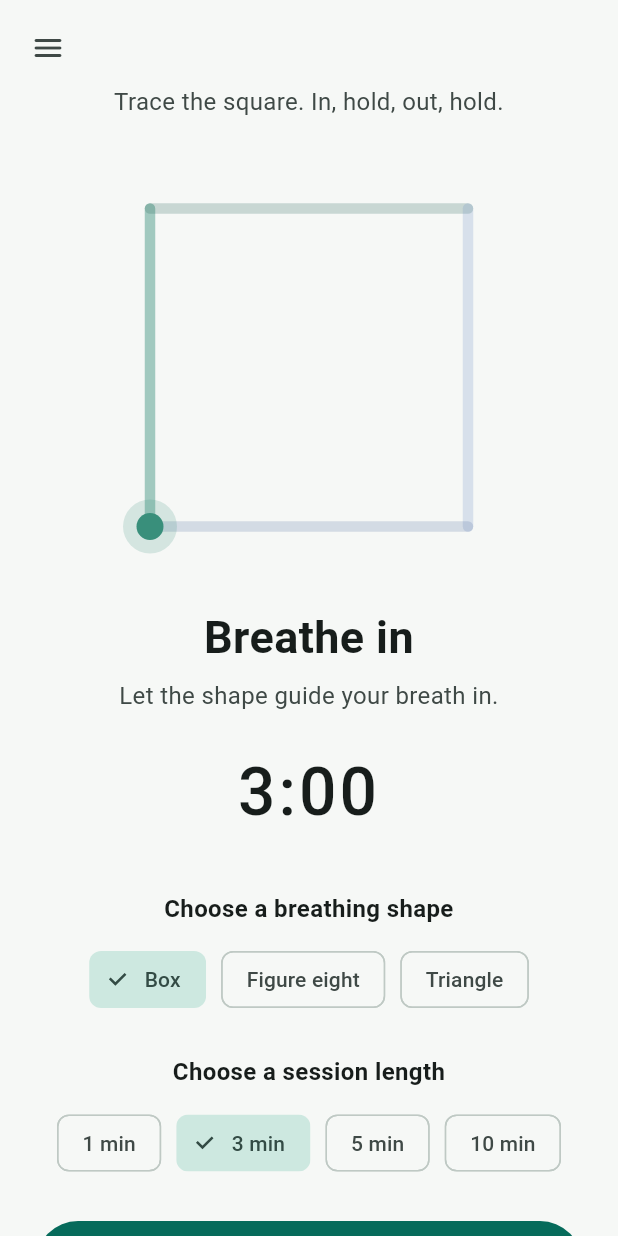
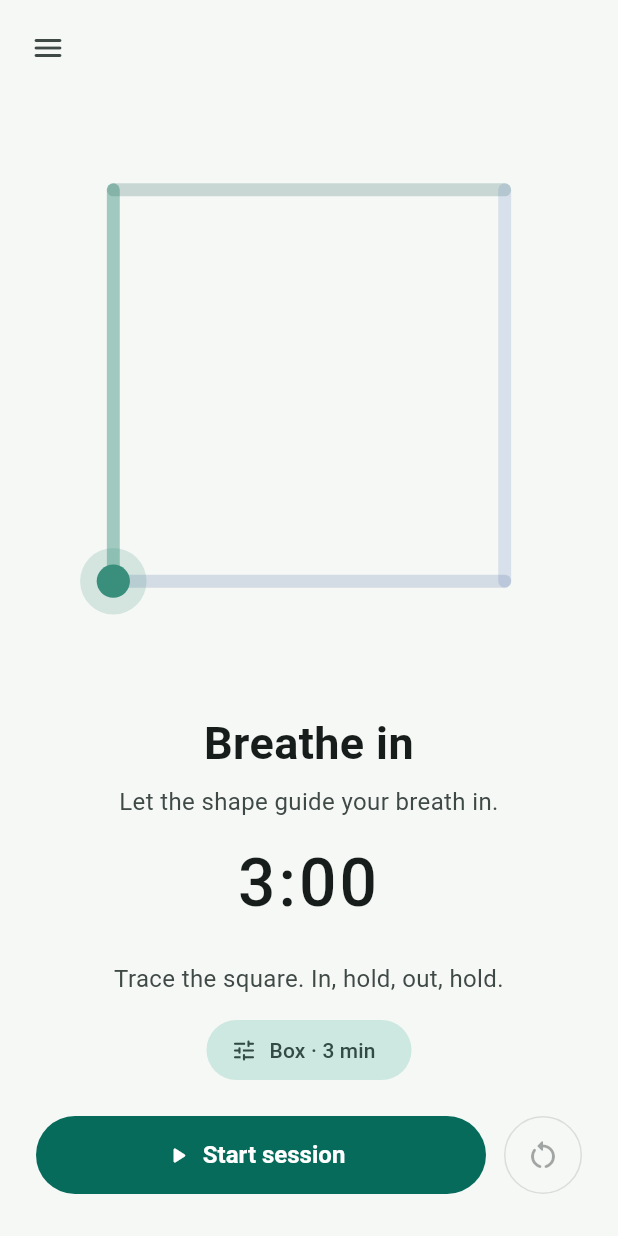
Before and after one commit to lemniscateresearch/BoxBreathe, a Flutter app: the screen it shows after launch, on a phone screen of 412 x 824 dp. Run offline on Flutter 3.47's test engine with Material 3 defaults, Android fonts, the phone set to English and light mode, and no system bars; drawn by our look-alikes of dynamic_color; our stand-ins replace audioplayers, flutter_tts, shared_preferences.

Commit message:
feat: use the compact layout on both exercise pages
The breathing page and the airway clearance page did not fit on one
screen. Now both pages use SessionLayout.

The pickers move into the setup sheet. A button shows the current
options, for example "Box · 3 min", and opens the sheet. The setup area
also holds the description, and on the clearance page, the safety note.
The setup area is hidden while a session runs, so the visual gets more
space.

The reset button is now an icon button next to the primary button.

The tests open the setup sheet to change the options. A new test makes
sure that both pages fit on a tall phone. It also makes sure that the
pages scroll without overflow on a small phone and with large text.

Co-Authored-By: Claude Opus 5.5 <noreply@anthropic.com>

```diff
--- a/lib/breathing/breathing_screen.dart
+++ b/lib/breathing/breathing_screen.dart
@@ -3,6 +3,8 @@ import 'package:flutter/material.dart';
 import '../common/audio/session_audio.dart';
 import '../common/widgets/option_picker.dart';
 import '../common/widgets/page_frame.dart';
+import '../common/widgets/session_layout.dart';
+import '../common/widgets/setup_sheet.dart';
 import '../common/widgets/step_prompt.dart';
 import '../settings/settings_scope.dart';
 import 'breathing_method.dart';
@@ -48,6 +50,7 @@ class _BreathingScreenState extends State<BreathingScreen>
 
   @override
   Widget build(BuildContext context) => PageFrame(
+    scrollable: false,
     child: ListenableBuilder(
       listenable: _session,
       builder: (context, _) => _buildContent(context),
@@ -56,9 +59,24 @@ class _BreathingScreenState extends State<BreathingScreen>
 
   Widget _buildContent(BuildContext context) {
     final session = _session;
-    final canChangeSettings = session.canChangeSettings;
 
-    return Column(
+    return SessionLayout(
+      visual: BreathingPacer(
+        animation: session.phaseProgress,
+        method: session.method,
+        phaseIndex: session.phaseIndex,
+        isFinished: session.isFinished,
+      ),
+      prompt: StepPrompt(
+        switchKey: session.isFinished ? 'finished' : session.phase,
+        title: session.isFinished ? 'Session complete' : session.phase.title,
+        message: session.isFinished
+            ? 'Well done. Take a moment before you continue.'
+            : session.phase.cue,
+      ),
+      details: SessionClock(secondsRemaining: session.secondsRemaining),
+      showSetup: session.canChangeSettings,
+      setup: Column(
         crossAxisAlignment: CrossAxisAlignment.stretch,
         children: [
           Text(
@@ -71,46 +89,39 @@ class _BreathingScreenState extends State<BreathingScreen>
               fontSize: 16,
             ),
           ),
-        const SizedBox(height: 36),
-        // Center converts the column's tight stretch constraint into a
-        // loose one so the pacer keeps its square size.
-        Center(
-          child: BreathingPacer(
-            animation: session.phaseProgress,
-            method: session.method,
-            phaseIndex: session.phaseIndex,
-            isFinished: session.isFinished,
+          const SizedBox(height: 12),
+          SetupSummaryButton(
+            label: '${session.method.label} · ${session.minutes} min',
+            onPressed: () => _openSetup(context),
           ),
+        ],
       ),
-        const SizedBox(height: 28),
-        StepPrompt(
-          switchKey: session.isFinished ? 'finished' : session.phase,
-          title: session.isFinished ? 'Session complete' : session.phase.title,
-          message: session.isFinished
-              ? 'Well done. Take a moment before you continue.'
-              : session.phase.cue,
-        ),
-        const SizedBox(height: 22),
-        SessionClock(secondsRemaining: session.secondsRemaining),
-        const SizedBox(height: 34),
+      controls: SessionControls(session: session),
+    );
+  }
+
+  void _openSetup(BuildContext context) => showSetupSheet(
+    context,
+    listenable: _session,
+    builder: (context) => Column(
+      crossAxisAlignment: CrossAxisAlignment.stretch,
+      children: [
         OptionPicker<BreathingMethod>(
           title: 'Choose a breathing shape',
           options: BreathingMethod.values,
-          selected: session.method,
+          selected: _session.method,
           labelOf: (method) => method.label,
-          onSelected: canChangeSettings ? session.selectMethod : null,
+          onSelected: _session.selectMethod,
         ),
         const SizedBox(height: 26),
         OptionPicker<int>(
           title: 'Choose a session length',
           options: BreathingSession.lengthOptions,
-          selected: session.minutes,
+          selected: _session.minutes,
           labelOf: (minutes) => '$minutes min',
-          onSelected: canChangeSettings ? session.selectLength : null,
+          onSelected: _session.selectLength,
         ),
-        const SizedBox(height: 28),
-        SessionControls(session: session),
       ],
+    ),
   );
 }
-}
--- a/lib/breathing/widgets/session_controls.dart
+++ b/lib/breathing/widgets/session_controls.dart
@@ -1,10 +1,10 @@
 import 'package:flutter/material.dart';
 
 import '../../common/session_status.dart';
+import '../../common/widgets/session_buttons.dart';
 import '../breathing_session.dart';
 
-/// The primary start, pause, and resume button, with a reset button
-/// below it.
+/// The start, pause, and resume button, with a reset button next to it.
 class SessionControls extends StatelessWidget {
   const SessionControls({super.key, required this.session});
 
@@ -15,35 +15,16 @@ class SessionControls extends StatelessWidget {
     final status = session.status;
     final isRunning = status == SessionStatus.running;
 
-    return Column(
-      crossAxisAlignment: CrossAxisAlignment.stretch,
-      children: [
-        FilledButton.icon(
-          onPressed: isRunning ? session.pause : session.startOrResume,
-          icon: Icon(
-            isRunning ? Icons.pause_rounded : Icons.play_arrow_rounded,
-          ),
-          label: Text(switch (status) {
-            SessionStatus.idle => 'Start session',
-            SessionStatus.running => 'Pause session',
-            SessionStatus.paused => 'Resume session',
-            SessionStatus.finished => 'Start again',
-          }),
-          style: FilledButton.styleFrom(
-            minimumSize: const Size.fromHeight(56),
-            textStyle: const TextStyle(
-              fontSize: 17,
-              fontWeight: FontWeight.w600,
-            ),
-          ),
-        ),
-        const SizedBox(height: 10),
-        TextButton.icon(
-          onPressed: status == SessionStatus.idle ? null : session.reset,
-          icon: const Icon(Icons.restart_alt_rounded),
-          label: const Text('Reset'),
-        ),
-      ],
+    return SessionButtons(
+      label: switch (status) {
+        SessionStatus.idle => 'Start session',
+        SessionStatus.running => 'Pause session',
+        SessionStatus.paused => 'Resume session',
+        SessionStatus.finished => 'Start again',
+      },
+      icon: isRunning ? Icons.pause_rounded : Icons.play_arrow_rounded,
+      onPressed: isRunning ? session.pause : session.startOrResume,
+      onReset: status == SessionStatus.idle ? null : session.reset,
     );
   }
 }
```
Also changed, not shown: lib/clearance/clearance_screen.dart (+56 -38 lines), lib/clearance/widgets/clearance_controls.dart (+7 -23 lines), 6 other files. Lines whose indentation alone changed are shown as unchanged.
